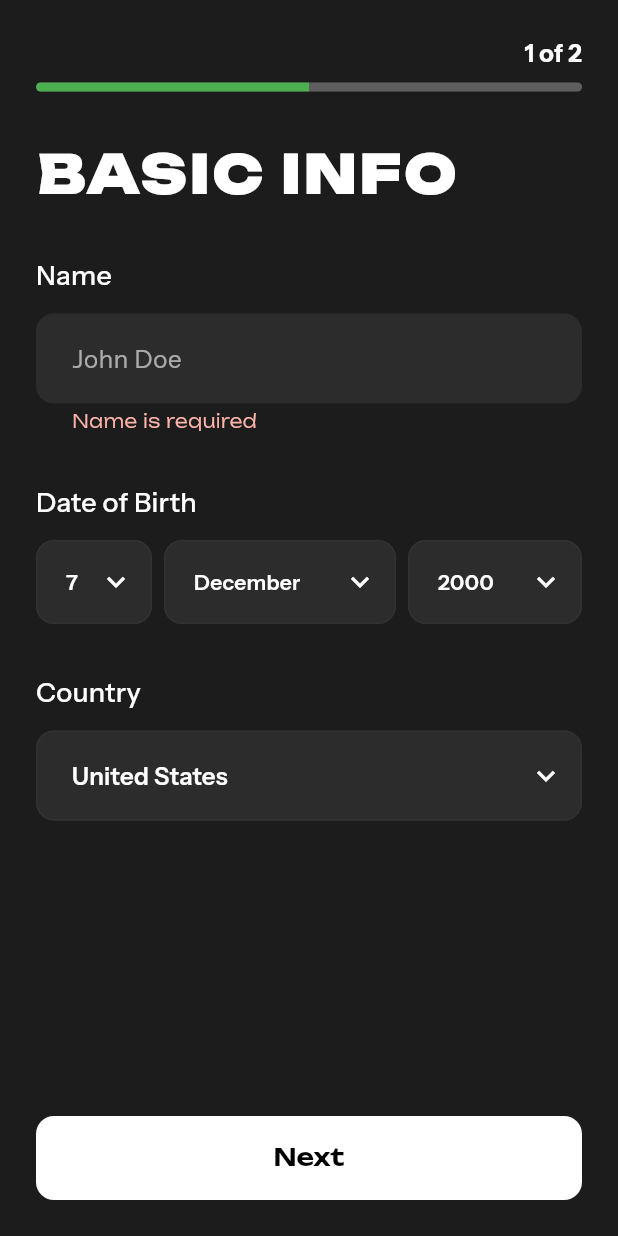
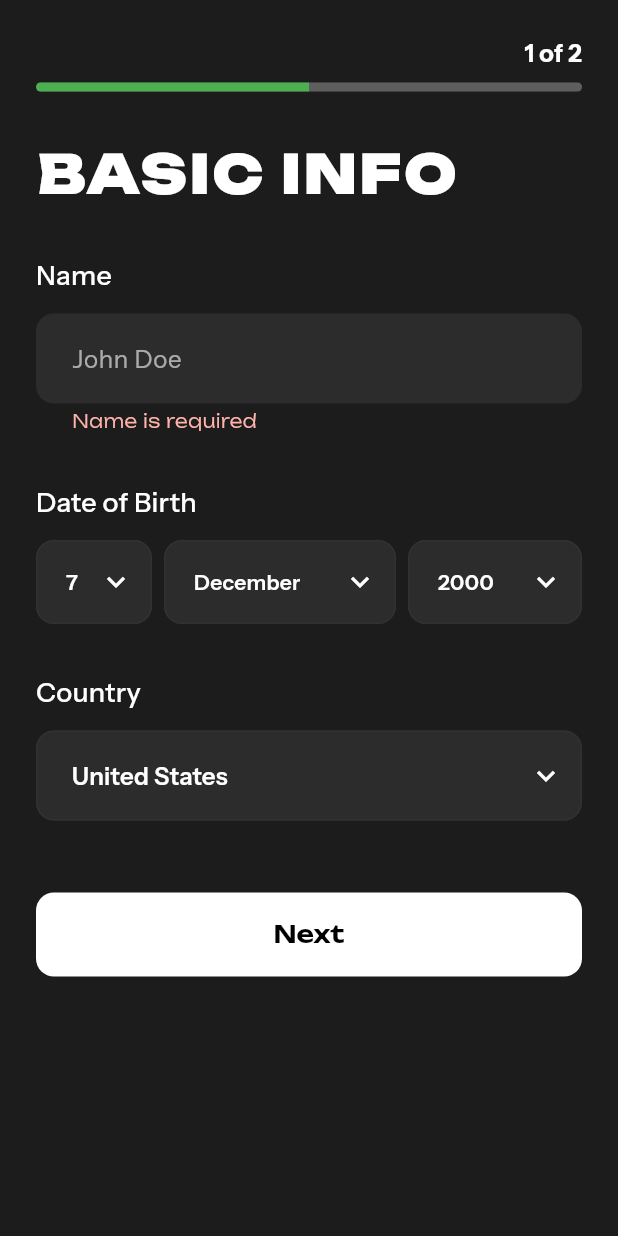
Before and after one commit to SixersApp/sixers-frontend, a Flutter app: the BasicInfoScreen screen opened directly, after a tap on "Next", on a phone screen of 412 x 824 dp. Run offline on Flutter 3.47's test engine with Material 3 defaults, Android fonts, the phone set to English and light mode, and no system bars; our stand-ins replace dio, flutter_dotenv, flutter_riverpod, freezed_annotation, go_router, google_fonts and 4 more; missing offline and left inert: amplify_auth_cognito, amplify_flutter; accounts and stored records are empty; generated files the repository leaves out were written again.

Commit message:
Update basic_info_screen.dart

```diff
--- a/lib/views/onboarding/basic_info_screen.dart
+++ b/lib/views/onboarding/basic_info_screen.dart
@@ -20,9 +20,8 @@ class _BasicInfoScreenState extends ConsumerState<BasicInfoScreen> {
   int _selectedYear = 2000;
 
   String? _selectedCountry;
+
   bool _isLoading = false;
-
-  // Prevent UI flicker before restore
   bool _loadingProfile = true;
 
   final List<String> _countries = [
@@ -59,80 +58,62 @@ class _BasicInfoScreenState extends ConsumerState<BasicInfoScreen> {
   void initState() {
     super.initState();
 
-    // Default values
     _selectedCountry = 'United States';
 
     final defaultDate =
         DateTime.now().subtract(const Duration(days: 365 * 25));
-
     _selectedDay = defaultDate.day;
     _selectedMonth = _months[defaultDate.month - 1];
     _selectedYear = defaultDate.year;
 
-    _restoreAfterAuthReady();
+    _waitForAuthAndRestore();
   }
 
-  /// Wait for AuthProvider to finish loading, THEN fetch profile
-  Future<void> _restoreAfterAuthReady() async {
-    await Future.delayed(const Duration(milliseconds: 75));
+  /// Ensures AuthProvider has finished async loading
+  Future<void> _waitForAuthAndRestore() async {
+    await Future.delayed(const Duration(milliseconds: 60));
 
     final authAsync = ref.read(authProviderProvider);
 
     if (authAsync.isLoading) {
-      await Future.delayed(const Duration(milliseconds: 125));
-      return _restoreAfterAuthReady();
+      return _waitForAuthAndRestore();
     }
 
     final session = authAsync.value;
-
     if (session != null) {
       await _loadExisting();
     }
 
-    if (mounted) {
-      setState(() => _loadingProfile = false);
-    }
+    if (mounted) setState(() => _loadingProfile = false);
   }
 
   Future<void> _loadExisting() async {
     try {
-      print("Loading profile…");
-
       final response =
           await ref.read(onboardingStageProvider.notifier).fetchProfile();
 
-      print("Loaded profile: $response");
-
       if (!mounted || response.isEmpty) return;
 
-      // Prefill name
-      final fullName = response['full_name'] as String?;
-      if (fullName != null && fullName.isNotEmpty) {
-        _nameController.text = fullName;
+      if (response['full_name'] != null) {
+        _nameController.text = response['full_name'];
       }
 
-      // Prefill country
-      final country = response['country'] as String?;
-      if (country != null &&
-          country.isNotEmpty &&
-          _countries.contains(country)) {
-        setState(() => _selectedCountry = country);
+      final country = response['country'];
+      if (country != null && _countries.contains(country)) {
+        _selectedCountry = country;
       }
 
-      // Prefill DOB
-      final dobStr = response['dob'] as String?;
-      if (dobStr != null && dobStr.isNotEmpty) {
+      final dobStr = response['dob'];
+      if (dobStr != null) {
         final dob = DateTime.tryParse(dobStr);
         if (dob != null) {
-          setState(() {
-            _selectedDay = dob.day;
-            _selectedMonth = _months[dob.month - 1];
-            _selectedYear = dob.year;
-          });
+          _selectedDay = dob.day;
+          _selectedMonth = _months[dob.month - 1];
+          _selectedYear = dob.year;
         }
       }
     } catch (e) {
-      print("Profile prefill error: $e");
+      print("Profile restore failed: $e");
     }
   }
 
@@ -159,10 +140,7 @@ class _BasicInfoScreenState extends ConsumerState<BasicInfoScreen> {
           );
     } catch (e, st) {
       logError('BasicInfoScreen error: $e', st);
-      if (mounted) {
-        _showErrorSnackBar(
-            'Failed to save information. Please try again.');
-      }
+      _showErrorSnackBar('Failed to save information. Please try again.');
     } finally {
       if (mounted) setState(() => _isLoading = false);
     }
@@ -216,7 +194,22 @@ class _BasicInfoScreenState extends ConsumerState<BasicInfoScreen> {
               ),
         ),
         const SizedBox(height: 32),
-        Expanded(child: _buildForm()),
+
+        /// ⭐ Limit the scrollable form height
+        Expanded(
+          child: LayoutBuilder(
+            builder: (context, constraints) {
+              return ConstrainedBox(
+                constraints: BoxConstraints(
+                  maxHeight: constraints.maxHeight * 0.8,
+                ),
+                child: SingleChildScrollView(
+                  child: _buildForm(),
+                ),
+              );
+            },
+          ),
+        ),
       ],
     );
   }
@@ -238,7 +231,7 @@ class _BasicInfoScreenState extends ConsumerState<BasicInfoScreen> {
           _buildFieldLabel('Country'),
           const SizedBox(height: 12),
           _buildCountryDropdown(),
-          const Spacer(),
+          const SizedBox(height: 48),
           _buildNextButton(),
         ],
       ),
@@ -259,10 +252,7 @@ class _BasicInfoScreenState extends ConsumerState<BasicInfoScreen> {
   Widget _buildNameField() {
     return TextFormField(
       controller: _nameController,
-      style: Theme.of(context)
-          .textTheme
-          .bodyLarge
-          ?.copyWith(color: Colors.white, fontSize: 16),
+      style: const TextStyle(color: Colors.white, fontSize: 16),
       decoration: InputDecoration(
         hintText: 'John Doe',
         hintStyle: TextStyle(color: Colors.white.withOpacity(0.6)),
@@ -272,10 +262,8 @@ class _BasicInfoScreenState extends ConsumerState<BasicInfoScreen> {
           borderRadius: BorderRadius.circular(12),
           borderSide: BorderSide.none,
         ),
-        contentPadding: const EdgeInsets.symmetric(
-          horizontal: 20,
-          vertical: 18,
-        ),
+        contentPadding:
+            const EdgeInsets.symmetric(horizontal: 20, vertical: 18),
       ),
       validator: (value) {
         if (value == null || value.trim().isEmpty) return 'Name is required';
@@ -299,18 +287,16 @@ class _BasicInfoScreenState extends ConsumerState<BasicInfoScreen> {
           ),
         ),
         const SizedBox(width: 8),
-
         Flexible(
           flex: 4,
           child: _buildDropdownField(
             value: _selectedMonth,
             items: _months,
             onChanged: (value) => setState(() => _selectedMonth = value!),
-            fontSize: 14, // shrink font to prevent overflow
+            fontSize: 14,
           ),
         ),
         const SizedBox(width: 8),
-
         Flexible(
           flex: 3,
           child: _buildDropdownField(
@@ -327,6 +313,7 @@ class _BasicInfoScreenState extends ConsumerState<BasicInfoScreen> {
       ],
     );
   }
+
   Widget _buildCountryDropdown() {
     final safeValue = (_selectedCountry != null &&
             _countries.contains(_selectedCountry))
@@ -336,28 +323,19 @@ class _BasicInfoScreenState extends ConsumerState<BasicInfoScreen> {
     return DropdownButtonFormField<String>(
       value: safeValue,
       items: _countries
-          .map(
-            (c) => DropdownMenuItem(
-              value: c,
-              child: Text(
-                c,
-                style: TextStyle(color: Colors.white),
-              ),
-            ),
-          )
+          .map((c) => DropdownMenuItem(
+                value: c,
+                child: Text(c, style: const TextStyle(color: Colors.white)),
+              ))
           .toList(),
       onChanged: (value) => setState(() => _selectedCountry = value),
       dropdownColor: const Color(0xFF2C2C2C),
       decoration: InputDecoration(
         filled: true,
         fillColor: const Color(0xFF2C2C2C),
-        border: OutlineInputBorder(
-          borderRadius: BorderRadius.circular(12),
-        ),
-        contentPadding: const EdgeInsets.symmetric(
-          horizontal: 20,
-          vertical: 18,
-        ),
+        border: OutlineInputBorder(borderRadius: BorderRadius.circular(12)),
+        contentPadding:
+            const EdgeInsets.symmetric(horizontal: 20, vertical: 18),
       ),
       icon: const Icon(Icons.keyboard_arrow_down, color: Colors.white),
     );
@@ -371,19 +349,16 @@ class _BasicInfoScreenState extends ConsumerState<BasicInfoScreen> {
   }) {
     return DropdownButtonFormField<String>(
       value: items.contains(value) ? value : null,
-      isExpanded: true, // prevents overflow!
+      isExpanded: true,
       items: items
           .map(
             (item) => DropdownMenuItem(
               value: item,
               child: Text(
                 item,
+                maxLines: 1,
                 overflow: TextOverflow.ellipsis,
-                maxLines: 1,
-                style: TextStyle(
-                  color: Colors.white,
-                  fontSize: fontSize,
-                ),
+                style: TextStyle(color: Colors.white, fontSize: fontSize),
               ),
             ),
           )
@@ -393,17 +368,14 @@ class _BasicInfoScreenState extends ConsumerState<BasicInfoScreen> {
       decoration: InputDecoration(
         filled: true,
         fillColor: const Color(0xFF2C2C2C),
-        border: OutlineInputBorder(
-          borderRadius: BorderRadius.circular(12),
-        ),
-        contentPadding: const EdgeInsets.symmetric(
-          horizontal: 16,
-          vertical: 16,
-        ),
+        border: OutlineInputBorder(borderRadius: BorderRadius.circular(12)),
+        contentPadding:
+            const EdgeInsets.symmetric(horizontal: 16, vertical: 16),
       ),
       icon: const Icon(Icons.keyboard_arrow_down, color: Colors.white),
     );
   }
+
   Widget _buildNextButton() {
     return SizedBox(
       width: double.infinity,
@@ -413,25 +385,19 @@ class _BasicInfoScreenState extends ConsumerState<BasicInfoScreen> {
         style: ElevatedButton.styleFrom(
           backgroundColor: Colors.white,
           foregroundColor: Colors.black,
-          shape: RoundedRectangleBorder(
-            borderRadius: BorderRadius.circular(12),
-          ),
+          shape:
+              RoundedRectangleBorder(borderRadius: BorderRadius.circular(12)),
           elevation: 0,
         ),
         child: _isLoading
             ? const SizedBox(
                 width: 24,
                 height: 24,
-                child: CircularProgressIndicator(
-                  color: Colors.black,
-                  strokeWidth: 2,
-                ),
+                child:
+                    CircularProgressIndicator(color: Colors.black, strokeWidth: 2),
               )
-            : const Text(
-                'Next',
-                style: TextStyle(
-                    fontSize: 16, fontWeight: FontWeight.w600),
-              ),
+            : const Text('Next',
+                style: TextStyle(fontSize: 16, fontWeight: FontWeight.w600)),
       ),
     );
   }
@@ -440,12 +406,9 @@ class _BasicInfoScreenState extends ConsumerState<BasicInfoScreen> {
     return Column(
       children: [
         Row(
-          children: [
-            const Spacer(),
-            Text(
-              '1 of 2',
-              style: TextStyle(color: Colors.white),
-            ),
+          children: const [
+            Spacer(),
+            Text('1 of 2', style: TextStyle(color: Colors.white)),
           ],
         ),
         const SizedBox(height: 8),
@@ -461,9 +424,8 @@ class _BasicInfoScreenState extends ConsumerState<BasicInfoScreen> {
               Expanded(
                 child: Container(
                   decoration: const BoxDecoration(
-                    borderRadius: BorderRadius.horizontal(
-                      left: Radius.circular(3),
-                    ),
+                    borderRadius:
+                        BorderRadius.horizontal(left: Radius.circular(3)),
                     color: Color(0xFF4CAF50),
                   ),
                 ),
@@ -471,9 +433,8 @@ class _BasicInfoScreenState extends ConsumerState<BasicInfoScreen> {
               Expanded(
                 child: Container(
                   decoration: BoxDecoration(
-                    borderRadius: const BorderRadius.horizontal(
-                      right: Radius.circular(3),
-                    ),
+                    borderRadius:
+                        const BorderRadius.horizontal(right: Radius.circular(3)),
                     color: Colors.grey.withOpacity(0.3),
                   ),
                 ),
```
